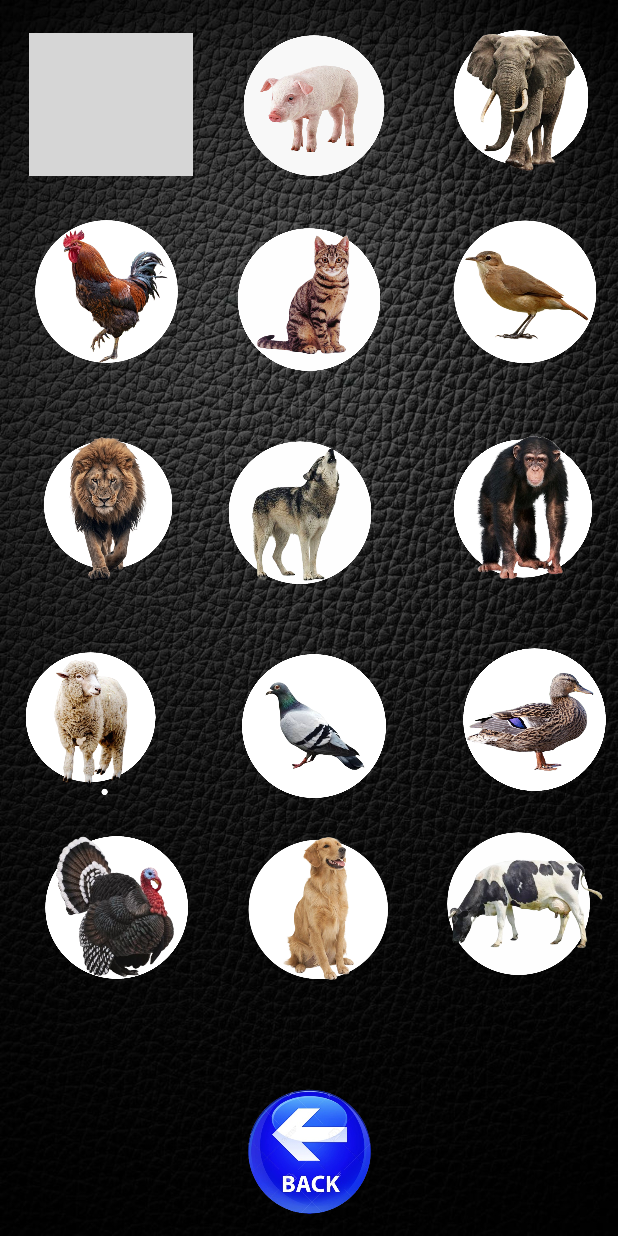
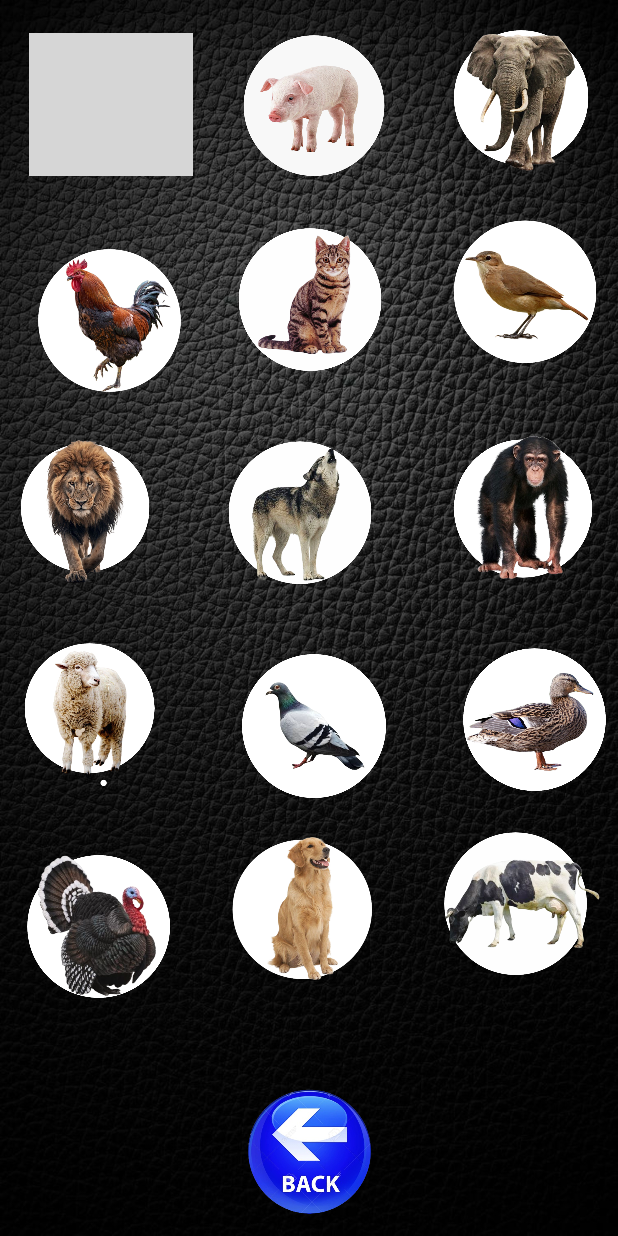
Before and after one commit to silvanagarcia/cuento-jardin, an Android app: the animales screen opened directly, with no data from a screen before it, on a phone screen of 412 x 824 dp. Run offline under Robolectric (Android 15) with nearby library versions, the phone set to English and light mode, and no system bars; grey boxes are pictures that could not be loaded.

Commit message:
version 1 terminada

```diff
--- a/app/src/main/java/com/example/cuento/reproductor.java
+++ b/app/src/main/java/com/example/cuento/reproductor.java
@@ -65,6 +65,8 @@ public class reproductor extends AppCompatActivity {
             public void onClick(View v) {
                 Intent intent = new Intent(reproductor.this, menucuento.class);
                 startActivity(intent);
+                mediaPlayer.stop();
+                resetMediaPlayer();
                 finish(); // Finaliza la actividad actual
             }
         });
--- a/app/src/main/res/layout/animales.xml
+++ b/app/src/main/res/layout/animales.xml
@@ -60,10 +60,10 @@
         android:layout_height="95dp"
         app:layout_constraintBottom_toTopOf="@+id/atras"
         app:layout_constraintEnd_toEndOf="parent"
-        app:layout_constraintHorizontal_bias="0.053"
+        app:layout_constraintHorizontal_bias="0.059"
         app:layout_constraintStart_toStartOf="parent"
         app:layout_constraintTop_toTopOf="@+id/caballo"
-        app:layout_constraintVertical_bias="0.207"
+        app:layout_constraintVertical_bias="0.24"
         app:srcCompat="@drawable/gallo" />
 
     <ImageView
@@ -95,10 +95,10 @@
         android:layout_height="95dp"
         app:layout_constraintBottom_toTopOf="@+id/atras"
         app:layout_constraintEnd_toEndOf="parent"
-        app:layout_constraintHorizontal_bias="0.053"
+        app:layout_constraintHorizontal_bias="0.003"
         app:layout_constraintStart_toStartOf="parent"
         app:layout_constraintTop_toBottomOf="@+id/gallo"
-        app:layout_constraintVertical_bias="0.13"
+        app:layout_constraintVertical_bias="0.088"
         app:srcCompat="@drawable/leon" />
 
     <ImageView
@@ -130,9 +130,9 @@
         android:id="@+id/oveja"
         android:layout_width="118dp"
         android:layout_height="95dp"
-        android:layout_marginTop="48dp"
+        android:layout_marginTop="40dp"
         app:layout_constraintEnd_toStartOf="@+id/paloma"
-        app:layout_constraintHorizontal_bias="0.034"
+        app:layout_constraintHorizontal_bias="0.027"
         app:layout_constraintStart_toStartOf="parent"
         app:layout_constraintTop_toBottomOf="@+id/leon"
         app:srcCompat="@drawable/oveja" />
@@ -166,10 +166,10 @@
         android:layout_height="95dp"
         app:layout_constraintBottom_toTopOf="@+id/atras"
         app:layout_constraintEnd_toEndOf="parent"
-        app:layout_constraintHorizontal_bias="0.064"
+        app:layout_constraintHorizontal_bias="0.023"
         app:layout_constraintStart_toStartOf="parent"
         app:layout_constraintTop_toBottomOf="@+id/oveja"
-        app:layout_constraintVertical_bias="0.292"
+        app:layout_constraintVertical_bias="0.464"
         app:srcCompat="@drawable/pavo" />
 
     <ImageView
```
